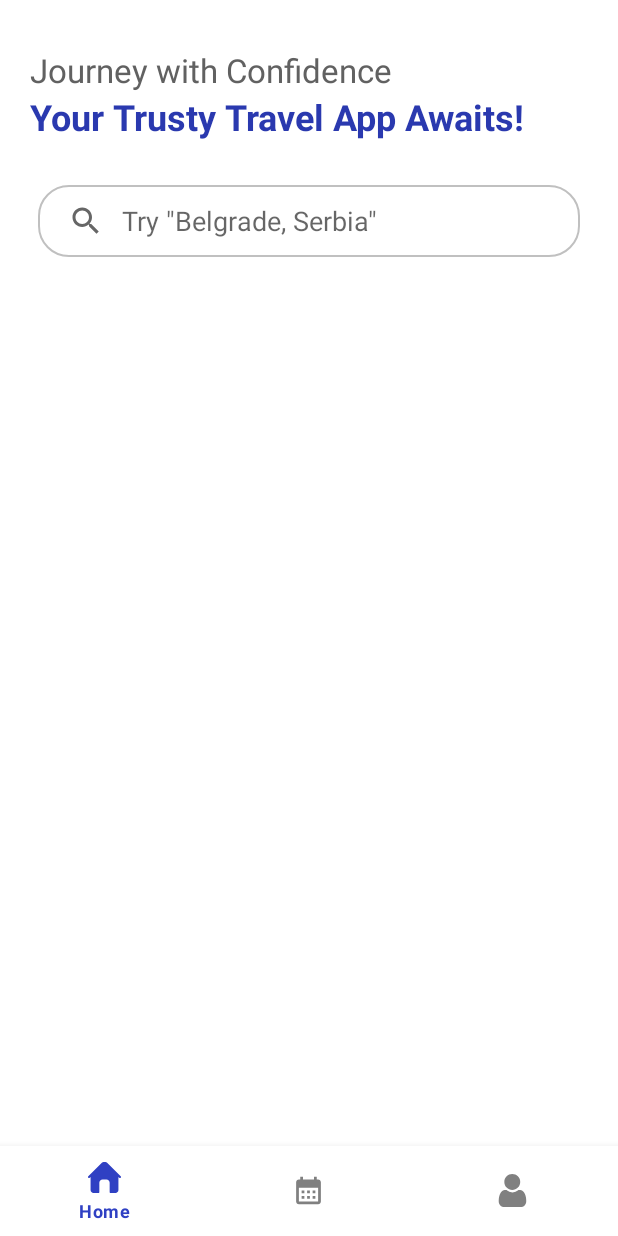
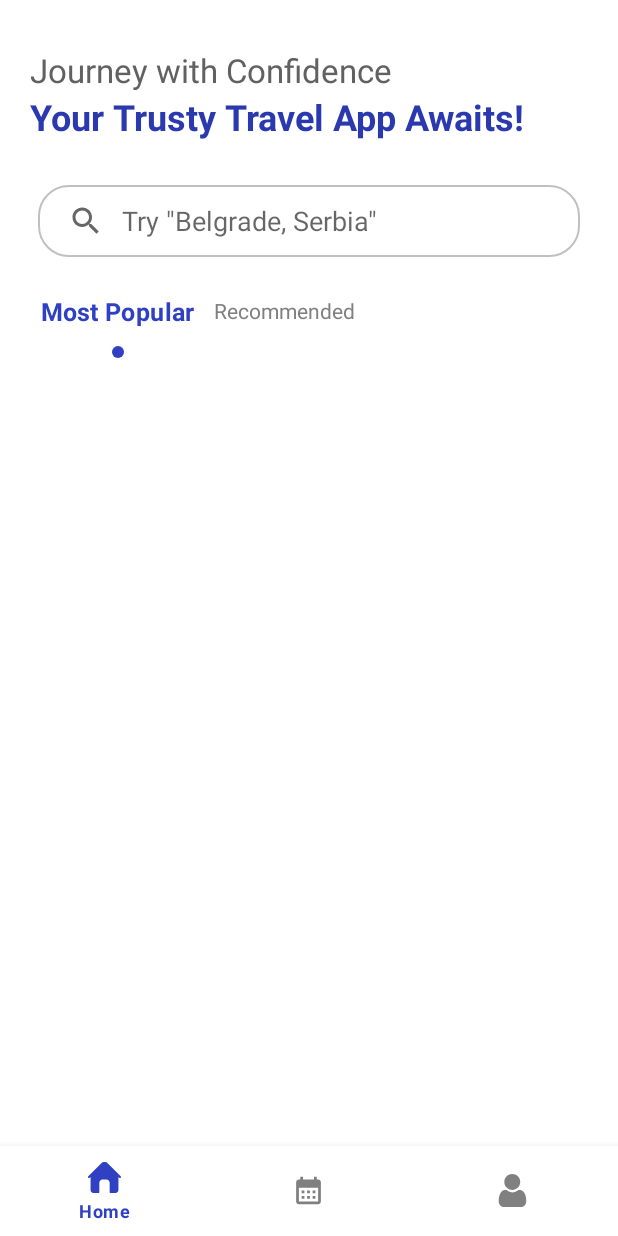
Before and after one commit to Ruturajchavda/NomadNest, an Android app: the HomeFragment screen opened directly, with no data from a screen before it, on a phone screen of 412 x 824 dp. Run offline under Robolectric (Android 15) with nearby library versions, the phone set to English and light mode, and no system bars.

Commit message:
Changed Theme and Create Created Home Screen

```diff
--- /dev/null
+++ b/app/src/main/java/com/example/nomadnest/adapter/PlacesAdapter.java
@@ -0,0 +1,4 @@
+package com.example.nomadnest.adapter;
+
+public class PlacesAdapter {
+}
--- a/app/src/main/java/com/example/nomadnest/fragment/HomeFragment.java
+++ b/app/src/main/java/com/example/nomadnest/fragment/HomeFragment.java
@@ -2,6 +2,7 @@ package com.example.nomadnest.fragment;
 
 import android.annotation.SuppressLint;
 import android.content.Context;
+import android.graphics.Typeface;
 import android.os.Bundle;
 
 import androidx.annotation.NonNull;
@@ -15,7 +16,9 @@ import android.view.View;
 import android.view.ViewGroup;
 import android.widget.PopupWindow;
 import android.widget.SearchView;
+import android.widget.TextView;
 
+import com.example.nomadnest.R;
 import com.example.nomadnest.adapter.SearchViewAdapter;
 import com.example.nomadnest.databinding.FragmentHomeBinding;
 import com.example.nomadnest.databinding.LayoutSearchPopupBinding;
@@ -25,7 +28,7 @@ import com.example.nomadnest.model.Places;
 
 import java.util.ArrayList;
 
-public class HomeFragment extends Fragment implements SearchView.OnQueryTextListener, RecyclerViewItemInterface {
+public class HomeFragment extends Fragment implements SearchView.OnQueryTextListener, RecyclerViewItemInterface, View.OnClickListener {
 
 
     private FragmentHomeBinding binding;
@@ -80,12 +83,37 @@ public class HomeFragment extends Fragment implements SearchView.OnQueryTextList
 
         //Set Popup SearchView
         popupView();
+
+        setModeSelection(true);
     }
 
     private void initializeListener() {
         binding.searchPlace.setOnQueryTextListener(this);
+        binding.textPopular.setOnClickListener(this);
+        binding.textRecommended.setOnClickListener(this);
     }
 
+    @Override
+    public void onClick(View v) {
+        if (v.getId() == binding.textPopular.getId()) {
+            setModeSelection(true);
+        } else if (v.getId() == binding.textRecommended.getId()) {
+            setModeSelection(false);
+        }
+    }
+
+    private void setModeSelection(boolean isPopular) {
+        // Apply effects to the clicked TextView
+        if (isPopular) {
+            changeSelectionUI(binding.textPopular, binding.textRecommended, binding.dotViewPopular, binding.dotViewRecommended);
+        } else {
+            changeSelectionUI(binding.textRecommended, binding.textPopular, binding.dotViewRecommended, binding.dotViewPopular);
+        }
+    }
+
+
+
+    // Event Listener for SearchView
     @Override
     public boolean onQueryTextSubmit(String query) {
         return false;
@@ -146,4 +174,26 @@ public class HomeFragment extends Fragment implements SearchView.OnQueryTextList
     public void OnItemShare(int position, Object o) {
 
     }
+
+
+
+    // Change UI for Selected Text
+    private void changeSelectionUI(TextView textView1, TextView textView2, View view1, View view2) {
+        textView1.setSelected(true);
+        view1.setVisibility(View.VISIBLE);
+        textView2.setSelected(false);
+        view2.setVisibility(View.INVISIBLE);
+
+        textView1.setTextColor(getActivity().getResources().getColor(R.color.color_primary));
+        textView1.setScaleX(1.2f);
+        textView1.setScaleY(1.2f);
+        textView1.setTypeface(null, Typeface.BOLD); // Set to bold font style
+
+        textView2.setTextColor(getActivity().getResources().getColor(R.color.gray));
+        textView2.setScaleX(1f);
+        textView2.setScaleY(1f);
+        textView2.setTypeface(null, Typeface.NORMAL); // Set to bold font style
+    }
+
+
 }
--- /dev/null
+++ b/app/src/main/res/drawable/ic_star.xml
@@ -0,0 +1,5 @@
+<vector android:height="24dp" android:tint="@color/golden"
+    android:viewportHeight="24" android:viewportWidth="24"
+    android:width="24dp" xmlns:android="http://schemas.android.com/apk/res/android">
+    <path android:fillColor="@android:color/white" android:pathData="M12,17.27L18.18,21l-1.64,-7.03L22,9.24l-7.19,-0.61L12,2 9.19,8.63 2,9.24l5.46,4.73L5.82,21z"/>
+</vector>
--- /dev/null
+++ b/app/src/main/res/drawable/shape_dot.xml
@@ -0,0 +1,8 @@
+<!-- res/drawable/dot_shape.xml -->
+<shape xmlns:android="http://schemas.android.com/apk/res/android"
+    android:shape="oval">
+    <solid android:color="@color/color_primary" /> <!-- Change color as needed -->
+    <size
+        android:width="8dp"
+        android:height="8dp" />
+</shape>
--- a/app/src/main/res/layout/fragment_home.xml
+++ b/app/src/main/res/layout/fragment_home.xml
@@ -42,6 +42,66 @@
                 android:queryBackground="@null"
                 android:queryHint="@string/search_hint" />
         </LinearLayout>
+
+        <LinearLayout
+            android:layout_width="match_parent"
+            android:layout_height="wrap_content"
+            android:orientation="horizontal"
+            android:paddingStart="@dimen/dim_15"
+            android:paddingEnd="@dimen/dim_15">
+
+            <LinearLayout
+                android:id="@+id/layPopular"
+                android:layout_width="wrap_content"
+                android:layout_height="wrap_content"
+                android:gravity="center"
+                android:orientation="vertical">
+
+                <TextView
+                    android:id="@+id/textPopular"
+                    style="@style/style_text_title"
+                    android:layout_margin="@dimen/small_margin"
+                    android:text="@string/title_most_popular"
+                    android:textColor="@color/gray"
+                    android:textStyle="normal" />
+
+                <View
+                    android:id="@+id/dotViewPopular"
+                    android:layout_width="8dp"
+                    android:layout_height="8dp"
+                    android:layout_marginTop="3dp"
+                    android:background="@drawable/shape_dot"
+                    android:visibility="invisible" />
+
+            </LinearLayout>
+
+
+            <LinearLayout
+                android:id="@+id/layRecommended"
+                android:layout_width="wrap_content"
+                android:layout_height="wrap_content"
+                android:gravity="center"
+                android:orientation="vertical">
+
+                <TextView
+                    android:id="@+id/textRecommended"
+                    style="@style/style_text_title"
+                    android:layout_margin="@dimen/small_margin"
+                    android:text="@string/title_recommended"
+                    android:textColor="@color/gray"
+                    android:textStyle="normal" />
+
+                <View
+                    android:id="@+id/dotViewRecommended"
+                    android:layout_width="8dp"
+                    android:layout_height="8dp"
+                    android:layout_marginTop="3dp"
+                    android:background="@drawable/shape_dot"
+                    android:visibility="invisible" />
+
+
+            </LinearLayout>
+        </LinearLayout>
     </LinearLayout>
 
 </FrameLayout>
--- a/app/src/main/res/layout/layout_search_popup.xml
+++ b/app/src/main/res/layout/layout_search_popup.xml
@@ -4,6 +4,8 @@
     xmlns:tools="http://schemas.android.com/tools"
     android:id="@+id/layoutSearch"
     android:orientation="vertical"
+    android:layout_marginStart="@dimen/dim_15"
+    android:layout_marginEnd="@dimen/dim_15"
     android:background="@color/white">
 
     <androidx.recyclerview.widget.RecyclerView
--- a/app/src/main/res/values/colors.xml
+++ b/app/src/main/res/values/colors.xml
@@ -29,7 +29,7 @@
         <item>@color/color_primary_dark</item>
         <item>@color/color_primary_dark</item>
     </array>
-
+    <color name="golden">#ffd700</color>
 
 
 </resources>
--- a/app/src/main/res/values/strings.xml
+++ b/app/src/main/res/values/strings.xml
@@ -26,6 +26,11 @@
 
     <!-- TODO: Remove or change this placeholder text -->
     <string name="hello_blank_fragment">Hello blank fragment</string>
+    <string name="title_recommended">Recommended</string>
+    <string name="title_most_popular">Most Popular</string>
+    <string name="place_title_1">Banff National Park</string>
+    <string name="place_location_1">Alberta, Canada</string>
+    <string name="ratings">4.5</string>
 
 
 </resources>
```
Also changed, not shown: app/src/main/res/drawable/shape_details_gradient.xml (added, +12 -0 lines), app/src/main/res/layout/item_places.xml (added, +75 -0 lines), app/src/main/res/values/themes.xml (+19 -0 lines), app/src/main/res/drawable/travel_1.jpg (added), app/src/main/res/drawable/travel_2.jpg (added), app/src/main/res/drawable/travel_3.jpg (added), app/src/main/res/drawable/travel_4.jpg (added), app/src/main/res/drawable/travel_5.jpg (added), app/src/main/res/drawable/travel_6.jpg (added).
